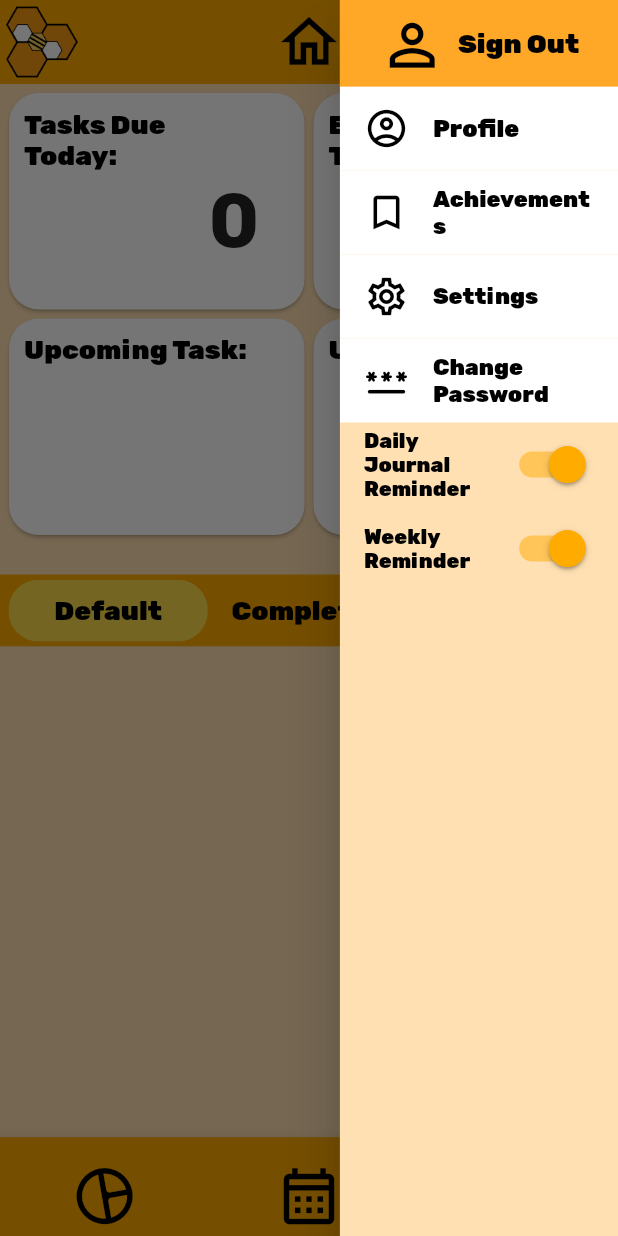
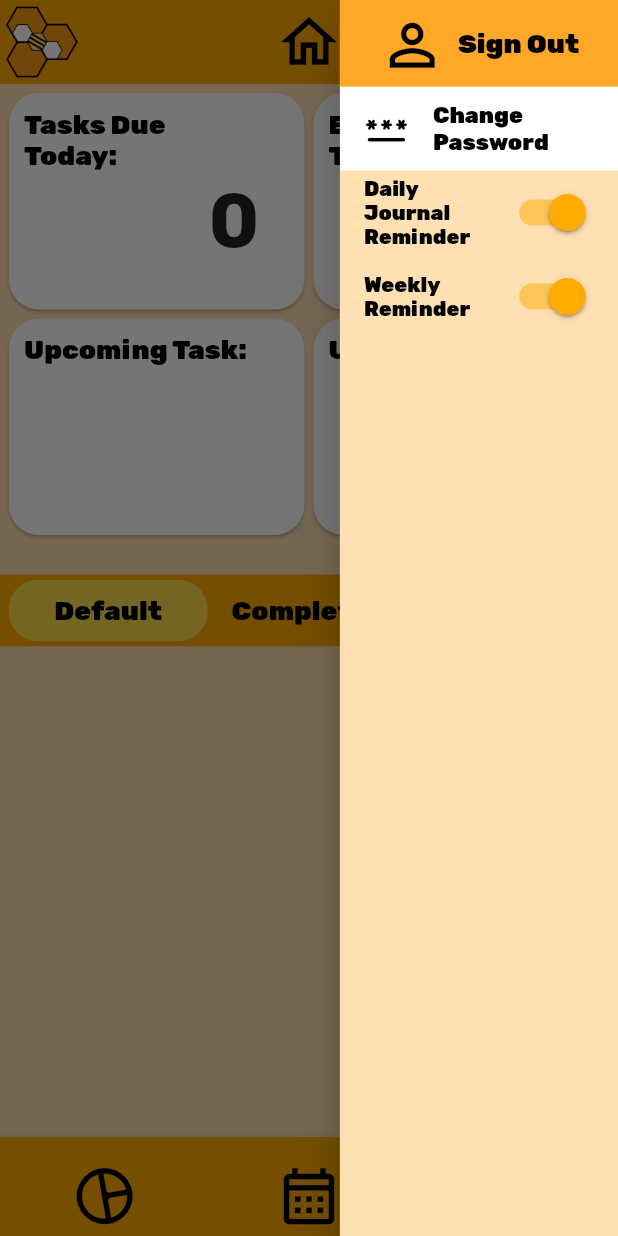
Before and after one commit to GenFusion122/Orbital-2122-Bicheal, a Flutter app: the screen it shows once a user with an empty profile is signed in, with the side drawer open, on a phone screen of 412 x 824 dp. Run offline on Flutter 3.47's test engine with Material 2 defaults, Android fonts, the phone set to English and light mode, and no system bars; our stand-ins replace cloud_firestore, email_validator, firebase_auth, firebase_core, fl_chart, flutter_local_notifications and 7 more; missing offline and left inert: dart:ffi, flutter_local_notifications_platform_interface, hexagon; accounts and stored records are empty.

Commit message:
Removed buttons for unimplemented features

```diff
--- a/beecheal/lib/screens/home/home.dart
+++ b/beecheal/lib/screens/home/home.dart
@@ -221,48 +221,48 @@ class _HomeState extends State<Home> {
                         setState(() {});
                       }),
                 ),
-                ListTile(
-                  minLeadingWidth: 0.0,
-                  tileColor: Colors.white,
-                  leading: Icon(Icons.account_circle_outlined,
-                      color: Colors.black, size: 30),
-                  title: Text('Profile',
-                      style: TextStyle(
-                          fontSize: 16.0,
-                          fontWeight: FontWeight.w900,
-                          color: Color(0xff000000))),
-                ),
-                ListTile(
-                  minLeadingWidth: 0.0,
-                  tileColor: Colors.white,
-                  leading: Icon(Icons.bookmark_outline,
-                      color: Colors.black, size: 30),
-                  title: Text('Achievements',
-                      style: TextStyle(
-                          fontSize: 15.0,
-                          fontWeight: FontWeight.w900,
-                          color: Color(0xff000000))),
-                  onTap: () {
-                    showDialog(
-                        context: context,
-                        builder: (BuildContext context) {
-                          return AlertDialog(
-                            content: Text('Achievements'),
-                          );
-                        });
-                  },
-                ),
-                ListTile(
-                  minLeadingWidth: 0.0,
-                  tileColor: Colors.white,
-                  leading: Icon(Icons.settings_outlined,
-                      color: Colors.black, size: 30),
-                  title: Text('Settings',
-                      style: TextStyle(
-                          fontSize: 15.0,
-                          fontWeight: FontWeight.w900,
-                          color: Color(0xff000000))),
-                ),
+                // ListTile(
+                //   minLeadingWidth: 0.0,
+                //   tileColor: Colors.white,
+                //   leading: Icon(Icons.account_circle_outlined,
+                //       color: Colors.black, size: 30),
+                //   title: Text('Profile',
+                //       style: TextStyle(
+                //           fontSize: 16.0,
+                //           fontWeight: FontWeight.w900,
+                //           color: Color(0xff000000))),
+                // ),
+                // ListTile(
+                //   minLeadingWidth: 0.0,
+                //   tileColor: Colors.white,
+                //   leading: Icon(Icons.bookmark_outline,
+                //       color: Colors.black, size: 30),
+                //   title: Text('Achievements',
+                //       style: TextStyle(
+                //           fontSize: 15.0,
+                //           fontWeight: FontWeight.w900,
+                //           color: Color(0xff000000))),
+                //   onTap: () {
+                //     showDialog(
+                //         context: context,
+                //         builder: (BuildContext context) {
+                //           return AlertDialog(
+                //             content: Text('Achievements'),
+                //           );
+                //         });
+                //   },
+                // ),
+                // ListTile(
+                //   minLeadingWidth: 0.0,
+                //   tileColor: Colors.white,
+                //   leading: Icon(Icons.settings_outlined,
+                //       color: Colors.black, size: 30),
+                //   title: Text('Settings',
+                //       style: TextStyle(
+                //           fontSize: 15.0,
+                //           fontWeight: FontWeight.w900,
+                //           color: Color(0xff000000))),
+                // ),
                 ListTile(
                   minLeadingWidth: 0.0,
                   tileColor: Colors.white,
```
Also changed, not shown: beecheal/lib/screens/journal/journal_entry_view.dart (+0 -10 lines).
